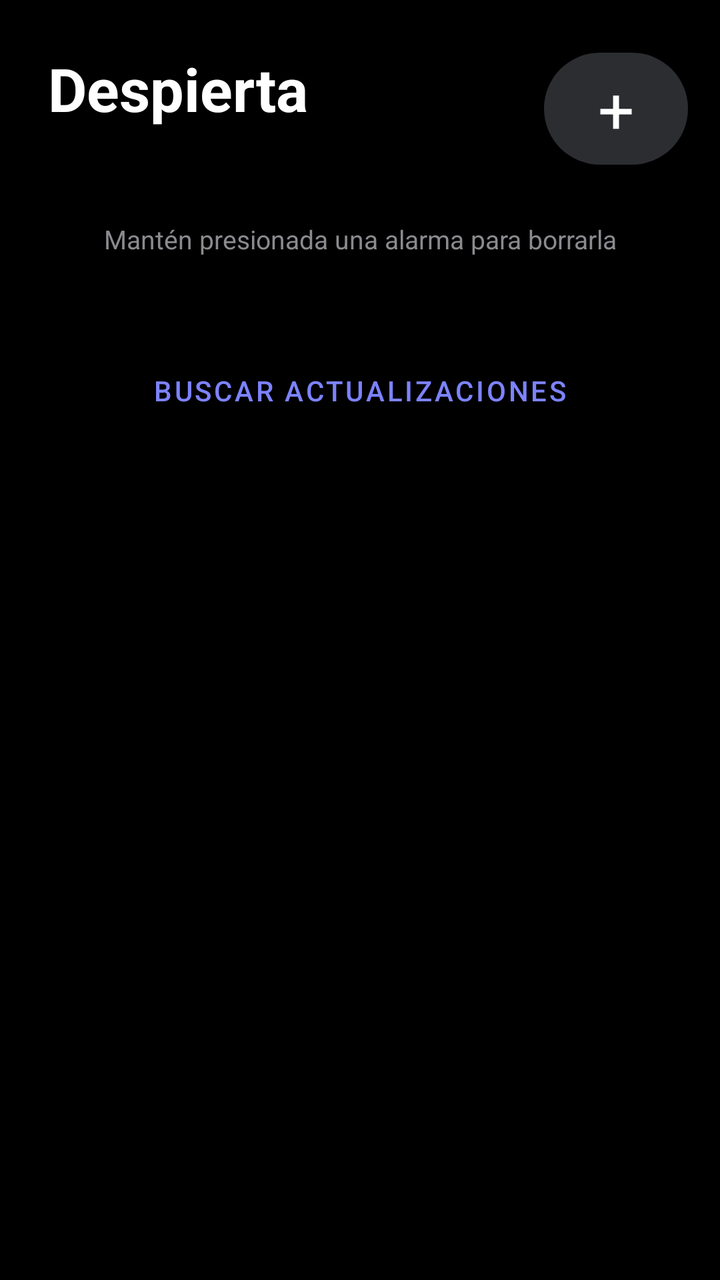
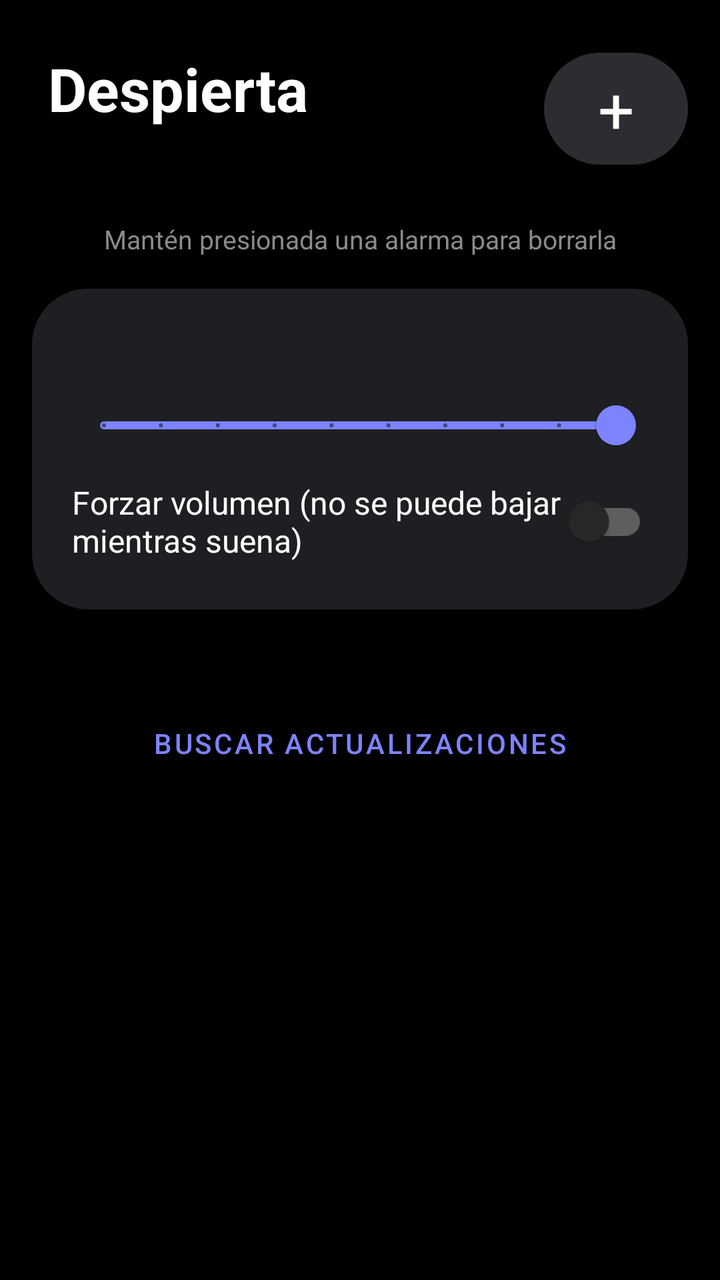

The first picture is an Android layout as it rendered before a commit; the second is the same layout after the commit. The layout source and the unified diff follow.
<!-- AndroidManifest.xml: application theme Theme.Despierta -->
<!-- res/layout/activity_main.xml -->
<?xml version="1.0" encoding="utf-8"?>
<FrameLayout xmlns:android="http://schemas.android.com/apk/res/android"
    android:layout_width="match_parent"
    android:layout_height="match_parent"
    android:background="#FF000000">

    <ScrollView
        android:layout_width="match_parent"
        android:layout_height="match_parent">

        <LinearLayout
            android:layout_width="match_parent"
            android:layout_height="wrap_content"
            android:orientation="vertical"
            android:paddingStart="16dp"
            android:paddingTop="24dp"
            android:paddingEnd="16dp"
            android:paddingBottom="24dp">

            <LinearLayout
                android:layout_width="match_parent"
                android:layout_height="wrap_content"
                android:gravity="center_vertical"
                android:orientation="horizontal"
                android:paddingStart="8dp">

                <LinearLayout
                    android:layout_width="0dp"
                    android:layout_height="wrap_content"
                    android:layout_weight="1"
                    android:orientation="vertical">

                    <TextView
                        android:layout_width="wrap_content"
                        android:layout_height="wrap_content"
                        android:text="Despierta"
                        android:textColor="@color/blanco"
                        android:textSize="30sp"
                        android:textStyle="bold" />

                    <TextView
                        android:id="@+id/txtProxima"
                        android:layout_width="wrap_content"
                        android:layout_height="wrap_content"
                        android:textColor="@color/gris"
                        android:textSize="15sp" />
                </LinearLayout>

                <TextView
                    android:id="@+id/btnAgregar"
                    android:layout_width="72dp"
                    android:layout_height="56dp"
                    android:background="@drawable/fondo_pastilla"
                    android:gravity="center"
                    android:text="+"
                    android:textColor="@color/blanco"
                    android:textSize="32sp" />
            </LinearLayout>

            <TextView
                android:id="@+id/txtVacio"
                android:layout_width="match_parent"
                android:layout_height="wrap_content"
                android:layout_marginTop="60dp"
                android:gravity="center"
                android:text="No hay alarmas.\nToca + para crear una."
                android:textColor="@color/gris"
                android:textSize="18sp"
                android:visibility="gone" />

            <LinearLayout
                android:id="@+id/listaAlarmas"
                android:layout_width="match_parent"
                android:layout_height="wrap_content"
                android:layout_marginTop="16dp"
                android:background="@drawable/fondo_tarjeta"
                android:orientation="vertical"
                android:paddingStart="20dp"
                android:paddingEnd="20dp" />

            <TextView
                android:layout_width="match_parent"
                android:layout_height="wrap_content"
                android:layout_marginTop="10dp"
                android:gravity="center"
                android:text="Mantén presionada una alarma para borrarla"
                android:textColor="@color/gris"
                android:textSize="13sp" />

            <com.google.android.material.button.MaterialButton
                android:id="@+id/btnPantallaCompleta"
                style="@style/Widget.MaterialComponents.Button.TextButton"
                android:layout_width="match_parent"
                android:layout_height="wrap_content"
                android:layout_marginTop="12dp"
                android:text="⚠️ Permitir alarma en pantalla completa"
                android:visibility="gone" />

            <TextView
                android:id="@+id/txtVersion"
                android:layout_width="match_parent"
                android:layout_height="wrap_content"
                android:layout_marginTop="24dp"
                android:gravity="center"
                android:textColor="@color/gris" />

            <com.google.android.material.button.MaterialButton
                android:id="@+id/btnActualizar"
                style="@style/Widget.MaterialComponents.Button.TextButton"
                android:layout_width="match_parent"
                android:layout_height="wrap_content"
                android:text="Buscar actualizaciones" />
        </LinearLayout>
    </ScrollView>
</FrameLayout>
<!-- resources referenced by this layout -->
<resources>
  <color name="blanco">#FFFFFF</color>
  <color name="gris">#8A8A8F</color>
  <!-- drawable fondo_pastilla (drawable) -->
  <shape xmlns:android="http://schemas.android.com/apk/res/android" android:shape="rectangle">
      <solid android:color="#FF2C2D31" />
      <corners android:radius="40dp" />
  </shape>
  <!-- drawable fondo_tarjeta (drawable) -->
  <shape xmlns:android="http://schemas.android.com/apk/res/android" android:shape="rectangle">
      <solid android:color="@color/tarjeta" />
      <corners android:radius="28dp" />
  </shape>
  <style name="Theme.Despierta" parent="Theme.MaterialComponents.NoActionBar">
          <item name="colorPrimary">@color/azul</item>
          <item name="colorPrimaryVariant">@color/azul</item>
          <item name="colorOnPrimary">#FF101010</item>
          <item name="colorSecondary">@color/azul</item>
          <item name="colorOnSecondary">#FF101010</item>
          <item name="android:windowBackground">#FF000000</item>
          <item name="android:statusBarColor">#FF000000</item>
          <item name="android:navigationBarColor">#FF000000</item>
      </style>
  <color name="tarjeta">#1E1F22</color>
  <color name="azul">#7C83FD</color>
</resources>

<!-- the commit's change to res/layout/activity_main.xml (unified diff, before → after) -->
@@ -87,6 +87,39 @@
                 android:textColor="@color/gris"
                 android:textSize="13sp" />
 
+            <LinearLayout
+                android:layout_width="match_parent"
+                android:layout_height="wrap_content"
+                android:layout_marginTop="16dp"
+                android:background="@drawable/fondo_tarjeta"
+                android:orientation="vertical"
+                android:padding="20dp">
+
+                <TextView
+                    android:id="@+id/txtVolumen"
+                    android:layout_width="wrap_content"
+                    android:layout_height="wrap_content"
+                    android:textColor="@color/blanco"
+                    android:textSize="18sp" />
+
+                <com.google.android.material.slider.Slider
+                    android:id="@+id/sliderVolumen"
+                    android:layout_width="match_parent"
+                    android:layout_height="wrap_content"
+                    android:stepSize="10"
+                    android:value="100"
+                    android:valueFrom="10"
+                    android:valueTo="100" />
+
+                <com.google.android.material.switchmaterial.SwitchMaterial
+                    android:id="@+id/swForzar"
+                    android:layout_width="match_parent"
+                    android:layout_height="wrap_content"
+                    android:text="Forzar volumen (no se puede bajar mientras suena)"
+                    android:textColor="@color/blanco"
+                    android:textSize="16sp" />
+            </LinearLayout>
+
             <com.google.android.material.button.MaterialButton
                 android:id="@+id/btnPantallaCompleta"
                 style="@style/Widget.MaterialComponents.Button.TextButton"
